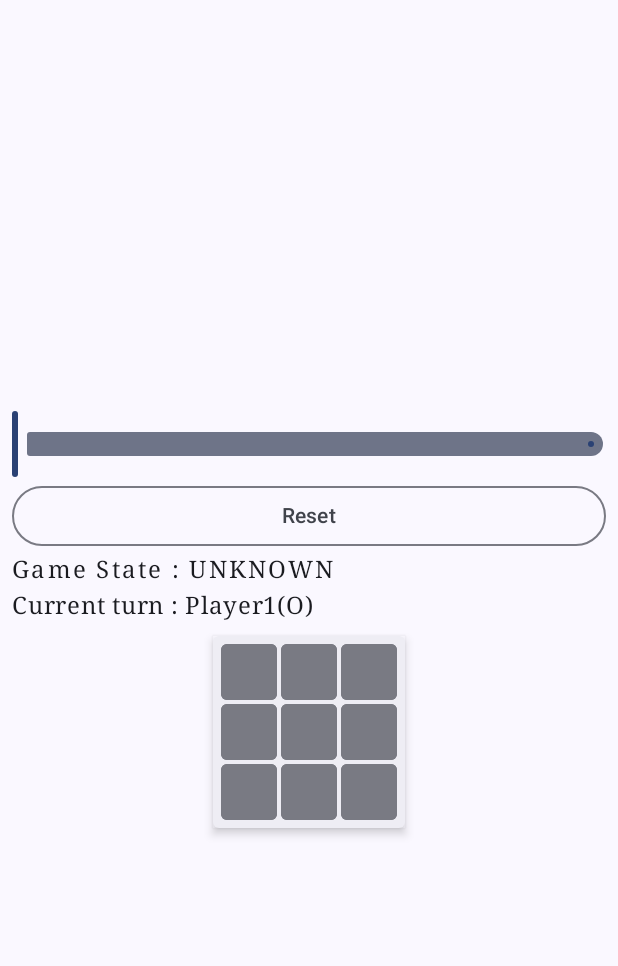
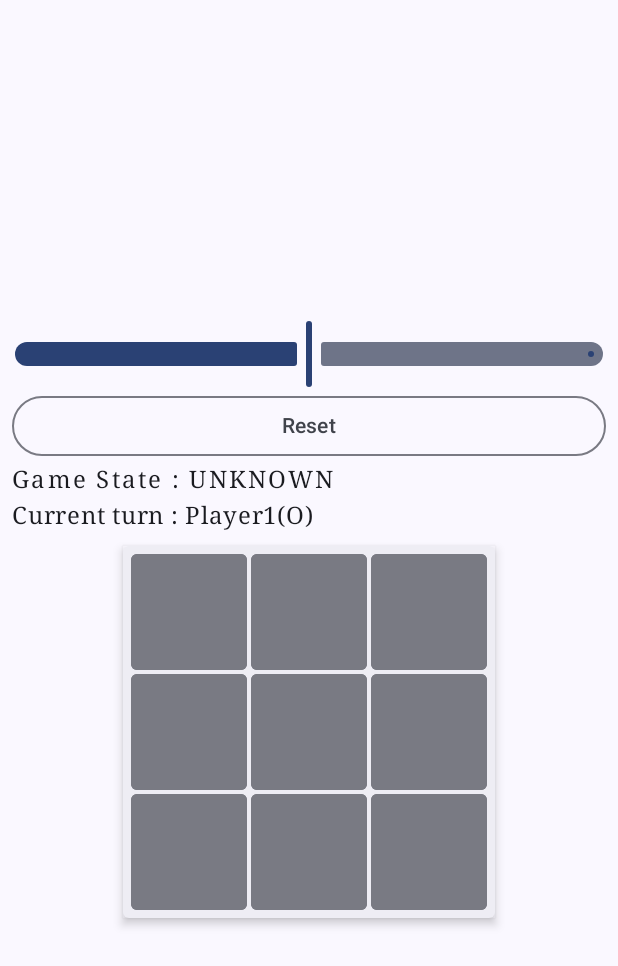
Before and after one commit to CoderBDK/TicTacToe, an Android app built with Jetpack Compose: the OfflineTwoPlayerScreen screen opened through its navigation route, on a phone screen of 412 x 824 dp. Shown: the top 966 px of the screen. Run offline under Robolectric (Android 15) with nearby library versions, the phone set to English and light mode, and no system bars; our stand-ins replace constraintlayout-compose.

Commit message:
feat: update game UI and add new game mode
- Separated game UI into menu and playing screens.
- Added new "Player vs Computer" mode.

```diff
--- a/app/src/main/java/com/coderbdk/tictactoe/compose/TTTScreen.kt
+++ b/app/src/main/java/com/coderbdk/tictactoe/compose/TTTScreen.kt
@@ -42,7 +42,7 @@ fun TTTScreen(
     checkGameState: (Int, Int) -> Unit,
     resetGame: () -> Unit
 ) {
-    var size by remember { mutableFloatStateOf(40f) }
+    var size by remember { mutableFloatStateOf(80f) }
 
     val isGameWon =
         uiState.gameState == GameEngine.GameState.WON_PLAYER1 || uiState.gameState == GameEngine.GameState.WON_PLAYER2
--- a/app/src/main/java/com/coderbdk/tictactoe/ui/home/HomeScreen.kt
+++ b/app/src/main/java/com/coderbdk/tictactoe/ui/home/HomeScreen.kt
@@ -9,20 +9,31 @@ import androidx.compose.foundation.layout.fillMaxSize
 import androidx.compose.foundation.layout.fillMaxWidth
 import androidx.compose.foundation.layout.height
 import androidx.compose.foundation.layout.padding
+import androidx.compose.foundation.layout.size
 import androidx.compose.foundation.layout.width
 import androidx.compose.foundation.layout.wrapContentSize
+import androidx.compose.foundation.shape.RoundedCornerShape
 import androidx.compose.material.icons.Icons
 import androidx.compose.material.icons.filled.AccountBox
+import androidx.compose.material.icons.filled.LocationOn
+import androidx.compose.material.icons.filled.Person
 import androidx.compose.material3.Button
+import androidx.compose.material3.ButtonDefaults
+import androidx.compose.material3.ElevatedButton
 import androidx.compose.material3.Icon
 import androidx.compose.material3.IconButton
 import androidx.compose.material3.MaterialTheme
+import androidx.compose.material3.MaterialTheme.colorScheme
 import androidx.compose.material3.Text
 import androidx.compose.runtime.Composable
 import androidx.compose.ui.Alignment
 import androidx.compose.ui.Modifier
+import androidx.compose.ui.graphics.Brush
 import androidx.compose.ui.graphics.Color
+import androidx.compose.ui.graphics.Shadow
 import androidx.compose.ui.platform.LocalConfiguration
+import androidx.compose.ui.res.painterResource
+import androidx.compose.ui.text.TextStyle
 import androidx.compose.ui.text.font.FontFamily
 import androidx.compose.ui.text.font.FontWeight
 import androidx.compose.ui.text.style.TextAlign
@@ -33,9 +44,11 @@ import androidx.constraintlayout.compose.ConstraintLayout
 import androidx.constraintlayout.compose.Dimension
 import androidx.navigation.NavController
 import androidx.navigation.compose.rememberNavController
+import com.coderbdk.tictactoe.R
 import com.coderbdk.tictactoe.Screen
 import com.coderbdk.tictactoe.navigate
 import com.coderbdk.tictactoe.ui.theme.TicTacToeTheme
+import java.util.Locale
 
 @Composable
 fun HomeScreen(navController: NavController) {
@@ -44,36 +57,43 @@ fun HomeScreen(navController: NavController) {
     ConstraintLayout(
         modifier = Modifier
             .fillMaxSize()
+            .background(
+                brush = Brush.linearGradient(
+                    listOf(
+                        colorScheme.primaryContainer,
+                        colorScheme.surfaceDim,
+                        colorScheme.primaryContainer
+                    )
+                )
+            )
     ) {
-        val (share,settings,sound,help, menu) = createRefs()
+        val (share, settings, sound, help, menu) = createRefs()
 
-        Button(
+        ElevatedButton(
             modifier = Modifier
                 .padding(8.dp)
                 .constrainAs(share) {
                     start.linkTo(parent.start)
                     top.linkTo(parent.top)
                 },
+            shape = RoundedCornerShape(8.dp),
             onClick = { /*TODO*/ }) {
             Text(text = "Share")
         }
-        Button(
+        ElevatedButton(
             modifier = Modifier
                 .padding(8.dp)
                 .constrainAs(settings) {
                     end.linkTo(parent.end)
                     top.linkTo(parent.top)
                 },
+            shape = RoundedCornerShape(8.dp),
             onClick = { /*TODO*/ }) {
             Text(text = "Settings")
         }
 
         Column(
             modifier = Modifier
-                .background(
-                    color = MaterialTheme.colorScheme.surfaceVariant
-                )
-                .padding(8.dp)
                 .constrainAs(menu) {
                     start.linkTo(parent.start)
                     top.linkTo(share.bottom)
@@ -86,67 +106,122 @@ fun HomeScreen(navController: NavController) {
         ) {
             Text(
                 modifier = Modifier
-                    .padding(bottom = 16.dp),
-                text = "Tic\nTacToe",
+                    .padding(bottom = 40.dp),
+                text = "Tic \nTac Toe",
                 fontSize = 64.sp,
                 lineHeight = 64.sp,
                 textAlign = TextAlign.Center,
                 fontWeight = FontWeight.Bold,
-                fontFamily = FontFamily.Cursive,
+                fontFamily = FontFamily.Serif,
+                style = TextStyle(
+                   color = colorScheme.surface,
+                    shadow = Shadow(
+                        color = colorScheme.primary,
+                        blurRadius = 8f
+                    )
+                )
             )
-            Button(
-                modifier = Modifier.padding(start = 24.dp, end = 24.dp, bottom = 8.dp),
-                onClick = {  navigate(navController, Screen.OfflineTwoPlayer) }) {
+            ElevatedButton(
+                modifier = Modifier
+                    .height(64.dp)
+                    .padding(start = 16.dp, end = 16.dp, bottom = 8.dp),
+                shape = RoundedCornerShape(8.dp),
+                onClick = { navigate(navController, Screen.OfflineTwoPlayer) }) {
                 Row(
-                    Modifier.fillMaxWidth()
+                    Modifier.fillMaxWidth(),
+                    verticalAlignment = Alignment.CenterVertically
                 ) {
-                    // Icon(imageVector = Icons.Default.AccountBox, contentDescription = "play icon")
-                    Text(text = "Offline Two Player", fontSize = 24.sp)
+                    Icon(
+                        modifier = Modifier
+                            .size(40.dp),
+                        painter = painterResource(id = R.drawable.baseline_people_24),
+                        contentDescription = "play icon"
+                    )
+                    Text(
+                        modifier = Modifier
+                            .padding(4.dp)
+                            .fillMaxWidth(),
+                        text = "Offline Two Player".uppercase(),
+                        fontSize = 24.sp,
+                        textAlign = TextAlign.Justify,
+                        fontWeight = FontWeight.Bold,
+                    )
                 }
 
             }
-            Button(
-                modifier = Modifier.padding(start = 24.dp, end = 24.dp, bottom = 8.dp),
-                onClick = {  navigate(navController, Screen.OfflineVsComputer) }) {
+            ElevatedButton(
+                modifier = Modifier
+                    .height(64.dp)
+                    .padding(start = 16.dp, end = 16.dp, bottom = 8.dp),
+                shape = RoundedCornerShape(8.dp),
+                onClick = { navigate(navController, Screen.OfflineVsComputer) }) {
                 Row(
-                    Modifier.fillMaxWidth()
+                    Modifier.fillMaxWidth(),
+                    verticalAlignment = Alignment.CenterVertically
                 ) {
-                    // Icon(imageVector = Icons.Default.AccountBox, contentDescription = "play icon")
-                    Text(text = "Player Vs Computer", fontSize = 24.sp)
+                    Icon(
+                        modifier = Modifier
+                            .size(40.dp),
+                        imageVector = Icons.Default.Person, contentDescription = "play icon"
+                    )
+                    Text(
+                        modifier = Modifier
+                            .fillMaxWidth()
+                            .padding(4.dp),
+                        text = "Player Vs Computer".uppercase(),
+                        fontSize = 24.sp,
+                        textAlign = TextAlign.Justify
+                    )
                 }
 
 
             }
-            Button(
-                modifier = Modifier.padding(start = 24.dp, end = 24.dp, bottom = 8.dp),
-                onClick = {  navigate(navController, Screen.OfflineTwoPlayer) }) {
+           ElevatedButton(
+                modifier = Modifier
+                    .height(64.dp)
+                    .padding(start = 16.dp, end = 16.dp, bottom = 8.dp),
+                shape = RoundedCornerShape(8.dp),
+                onClick = { navigate(navController, Screen.OfflineTwoPlayer) }) {
                 Row(
-                    Modifier.fillMaxWidth()
+                    Modifier.fillMaxWidth(),
+                    verticalAlignment = Alignment.CenterVertically
                 ) {
-                   // Icon(imageVector = Icons.Default.AccountBox, contentDescription = "play icon")
-                    Text(text = "Online Two Player",fontSize = 24.sp)
+                    Icon(
+                        modifier = Modifier
+                            .size(40.dp),
+                        painter = painterResource(id = R.drawable.baseline_connect_without_contact_24), contentDescription = "play icon"
+                    )
+                    Text(
+                        modifier = Modifier
+                            .fillMaxWidth()
+                            .padding(4.dp),
+                        text = "Online Two Player".uppercase(), fontSize = 24.sp,
+                        textAlign = TextAlign.Justify
+                    )
                 }
 
             }
         }
 
-        Button(
+       ElevatedButton(
             modifier = Modifier
                 .padding(8.dp)
                 .constrainAs(sound) {
                     start.linkTo(parent.start)
                     bottom.linkTo(parent.bottom)
                 },
+           shape = RoundedCornerShape(8.dp),
             onClick = { /*TODO*/ }) {
             Text(text = "Sound")
         }
-        Button(
+       ElevatedButton(
             modifier = Modifier
                 .padding(8.dp)
                 .constrainAs(help) {
                     end.linkTo(parent.end)
                     bottom.linkTo(parent.bottom)
                 },
+            shape = RoundedCornerShape(8.dp),
             onClick = { /*TODO*/ }) {
             Text(text = "Help")
         }
@@ -157,7 +232,10 @@ fun HomeScreen(navController: NavController) {
 @Preview(showBackground = true)
 @Composable
 fun HomePreview(modifier: Modifier = Modifier) {
-    TicTacToeTheme {
+    TicTacToeTheme(
+        dynamicColor = false,
+        darkTheme = false
+    ) {
         HomeScreen(navController = rememberNavController())
     }
 }
--- a/app/src/main/java/com/coderbdk/tictactoe/ui/theme/Color.kt
+++ b/app/src/main/java/com/coderbdk/tictactoe/ui/theme/Color.kt
@@ -2,10 +2,10 @@ package com.coderbdk.tictactoe.ui.theme
 
 import androidx.compose.ui.graphics.Color
 
-val Purple80 = Color(0xFFD0BCFF)
-val PurpleGrey80 = Color(0xFFCCC2DC)
-val Pink80 = Color(0xFFEFB8C8)
+val Purple80 = Color(0xFFBCFFE4)
+val PurpleGrey80 = Color(0xFFC2DCD1)
+val Pink80 = Color(0xFFB8EFE6)
 
-val Purple40 = Color(0xFF6650a4)
-val PurpleGrey40 = Color(0xFF625b71)
-val Pink40 = Color(0xFF7D5260)
+val Purple40 = Color(0xFF5076A4)
+val PurpleGrey40 = Color(0xFF5B6071)
+val Pink40 = Color(0xFF525D7D)
--- /dev/null
+++ b/app/src/main/res/drawable/baseline_computer_24.xml
@@ -0,0 +1,5 @@
+<vector xmlns:android="http://schemas.android.com/apk/res/android" android:height="24dp" android:tint="#000000" android:viewportHeight="24" android:viewportWidth="24" android:width="24dp">
+
+    <path android:fillColor="@android:color/white" android:pathData="M20,18c1.1,0 1.99,-0.9 1.99,-2L22,6c0,-1.1 -0.9,-2 -2,-2H4c-1.1,0 -2,0.9 -2,2v10c0,1.1 0.9,2 2,2H0v2h24v-2h-4zM4,6h16v10H4V6z"/>
+
+</vector>
--- /dev/null
+++ b/app/src/main/res/drawable/baseline_connect_without_contact_24.xml
@@ -0,0 +1,5 @@
+<vector xmlns:android="http://schemas.android.com/apk/res/android" android:height="24dp" android:tint="#000000" android:viewportHeight="24" android:viewportWidth="24" android:width="24dp">
+
+    <path android:fillColor="@android:color/white" android:pathData="M11,14H9c0,-4.97 4.03,-9 9,-9v2C14.13,7 11,10.13 11,14zM18,11V9c-2.76,0 -5,2.24 -5,5h2C15,12.34 16.34,11 18,11zM7,4c0,-1.11 -0.89,-2 -2,-2S3,2.89 3,4s0.89,2 2,2S7,5.11 7,4zM11.45,4.5h-2C9.21,5.92 7.99,7 6.5,7h-3C2.67,7 2,7.67 2,8.5V11h6V8.74C9.86,8.15 11.25,6.51 11.45,4.5zM19,17c1.11,0 2,-0.89 2,-2s-0.89,-2 -2,-2s-2,0.89 -2,2S17.89,17 19,17zM20.5,18h-3c-1.49,0 -2.71,-1.08 -2.95,-2.5h-2c0.2,2.01 1.59,3.65 3.45,4.24V22h6v-2.5C22,18.67 21.33,18 20.5,18z"/>
+
+</vector>
--- /dev/null
+++ b/app/src/main/res/drawable/baseline_people_24.xml
@@ -0,0 +1,5 @@
+<vector xmlns:android="http://schemas.android.com/apk/res/android" android:height="24dp" android:tint="#000000" android:viewportHeight="24" android:viewportWidth="24" android:width="24dp">
+
+    <path android:fillColor="@android:color/white" android:pathData="M16,11c1.66,0 2.99,-1.34 2.99,-3S17.66,5 16,5c-1.66,0 -3,1.34 -3,3s1.34,3 3,3zM8,11c1.66,0 2.99,-1.34 2.99,-3S9.66,5 8,5C6.34,5 5,6.34 5,8s1.34,3 3,3zM8,13c-2.33,0 -7,1.17 -7,3.5L1,19h14v-2.5c0,-2.33 -4.67,-3.5 -7,-3.5zM16,13c-0.29,0 -0.62,0.02 -0.97,0.05 1.16,0.84 1.97,1.97 1.97,3.45L17,19h6v-2.5c0,-2.33 -4.67,-3.5 -7,-3.5z"/>
+
+</vector>
```
